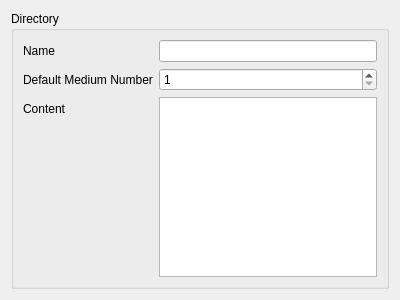
hirah2205/ARINC-665, file lib/arinc665_qt/media/DirectoryWidget.ui: the form before one commit.
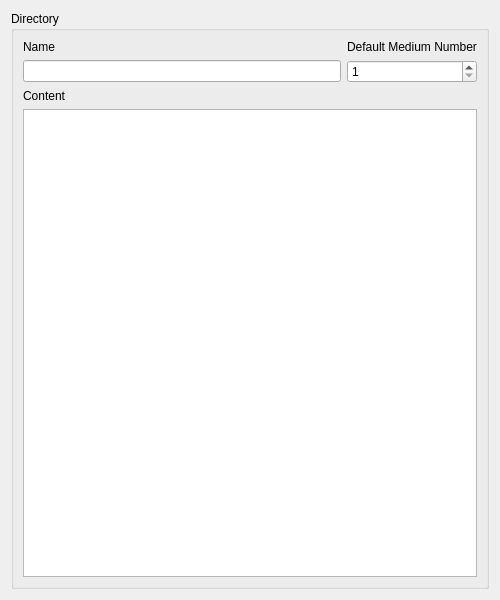
The form after the commit.

The edit to the form file:
```diff
--- a/lib/arinc665_qt/media/DirectoryWidget.ui
+++ b/lib/arinc665_qt/media/DirectoryWidget.ui
@@ -7,8 +7,8 @@
    <rect>
     <x>0</x>
     <y>0</y>
-    <width>400</width>
-    <height>300</height>
+    <width>500</width>
+    <height>600</height>
    </rect>
   </property>
   <property name="windowTitle">
@@ -20,7 +20,7 @@
      <property name="title">
       <string>Directory</string>
      </property>
-     <layout class="QFormLayout" name="formLayout">
+     <layout class="QGridLayout" name="gridLayout">
       <item row="0" column="0">
        <widget class="QLabel" name="nameLabel">
         <property name="text">
@@ -31,10 +31,37 @@
         </property>
        </widget>
       </item>
-      <item row="0" column="1">
+      <item row="1" column="0">
        <widget class="QLineEdit" name="nameLineEdit"/>
       </item>
-      <item row="2" column="1">
+      <item row="0" column="1">
+       <widget class="QLabel" name="lblDefaultMediumNumber">
+        <property name="text">
+         <string>Default Medium Number</string>
+        </property>
+       </widget>
+      </item>
+      <item row="1" column="1">
+       <widget class="QSpinBox" name="defaultMediumNumber">
+        <property name="minimum">
+         <number>1</number>
+        </property>
+        <property name="maximum">
+         <number>255</number>
+        </property>
+       </widget>
+      </item>
+      <item row="2" column="0" colspan="2">
+       <widget class="QLabel" name="lblContent">
+        <property name="text">
+         <string>Content</string>
+        </property>
+        <property name="buddy">
+         <cstring>content</cstring>
+        </property>
+       </widget>
+      </item>
+      <item row="3" column="0" colspan="2">
        <widget class="QTableView" name="content">
         <property name="alternatingRowColors">
          <bool>true</bool>
@@ -53,33 +80,6 @@
         </attribute>
        </widget>
       </item>
-      <item row="2" column="0">
-       <widget class="QLabel" name="lblContent">
-        <property name="text">
-         <string>Content</string>
-        </property>
-        <property name="buddy">
-         <cstring>content</cstring>
-        </property>
-       </widget>
-      </item>
-      <item row="1" column="0">
-       <widget class="QLabel" name="lblDefaultMediumNumber">
-        <property name="text">
-         <string>Default Medium Number</string>
-        </property>
-       </widget>
-      </item>
-      <item row="1" column="1">
-       <widget class="QSpinBox" name="defaultMediumNumber">
-        <property name="minimum">
-         <number>1</number>
-        </property>
-        <property name="maximum">
-         <number>255</number>
-        </property>
-       </widget>
-      </item>
      </layout>
     </widget>
    </item>
```
